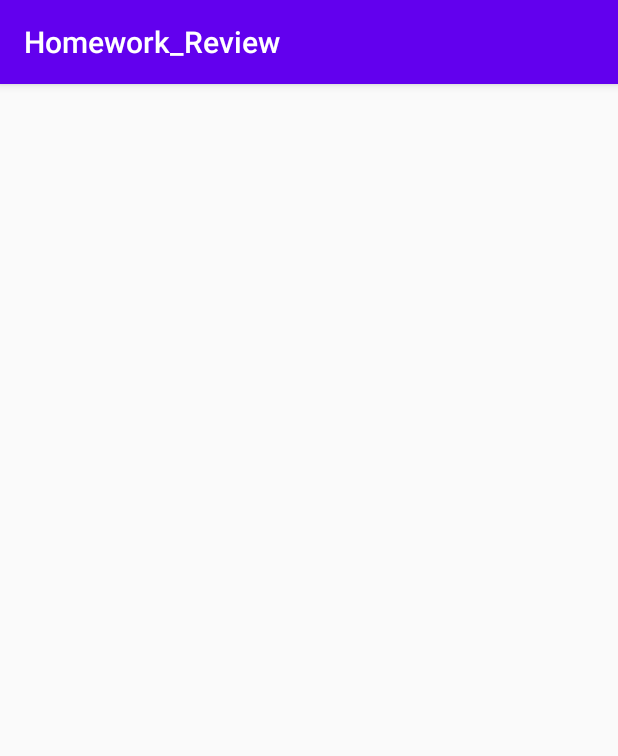
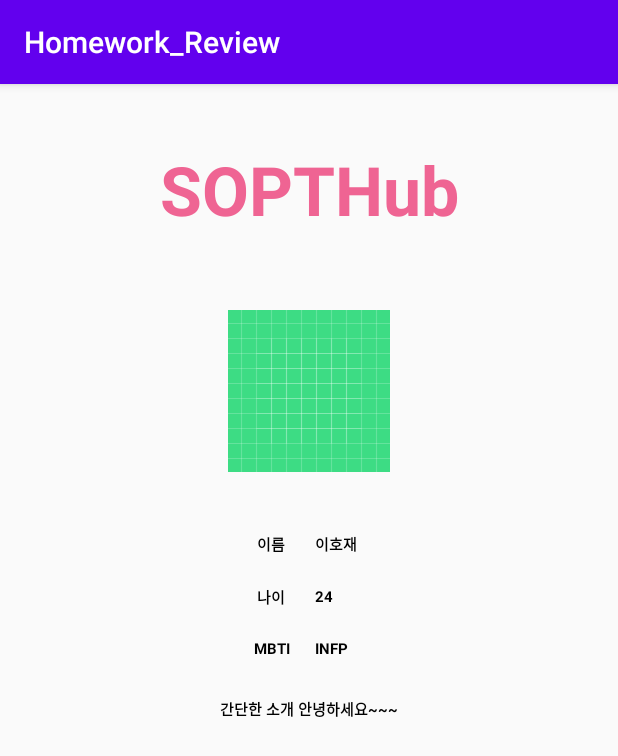
Before and after one commit to Grandelwald/Homework_Review2, an Android app: the HomeActivity screen opened directly, with no data from a screen before it, on a phone screen of 412 x 824 dp. Shown: the top 756 px of the screen. Run offline under Robolectric (Android 15) with nearby library versions, the phone set to English and light mode, and no system bars.

Commit message:
[UI] Home Activity xml 완성

```diff
--- a/app/src/main/res/layout/activity_home.xml
+++ b/app/src/main/res/layout/activity_home.xml
@@ -6,4 +6,150 @@
     android:layout_height="match_parent"
     tools:context=".HomeActivity">
 
+    <TextView
+        android:id="@+id/tv_app_name"
+        android:layout_width="0dp"
+        android:layout_height="wrap_content"
+        android:layout_marginStart="40dp"
+        android:layout_marginTop="40dp"
+        android:layout_marginEnd="40dp"
+        android:text="SOPTHub"
+        android:textAlignment="center"
+        android:textColor="#EF6493"
+        android:textSize="45sp"
+        android:textStyle="bold"
+        app:layout_constraintEnd_toEndOf="parent"
+        app:layout_constraintStart_toStartOf="parent"
+        app:layout_constraintTop_toTopOf="parent" />
+
+    <ImageView
+        android:id="@+id/iv_profile"
+        android:layout_width="wrap_content"
+        android:layout_height="wrap_content"
+        android:maxWidth="200dp"
+        android:maxHeight="200dp"
+        android:adjustViewBounds="true"
+        app:layout_constraintTop_toBottomOf="@+id/tv_app_name"
+        app:layout_constraintStart_toStartOf="parent"
+        app:layout_constraintEnd_toEndOf="parent"
+        android:layout_marginTop="50dp"
+        android:layout_marginLeft="100dp"
+        android:layout_marginRight="100dp"
+        android:src="@drawable/ic_launcher_background"
+        />
+
+    <TextView
+        android:id="@+id/tv_profile_name"
+        android:layout_width="0dp"
+        android:layout_height="wrap_content"
+        app:layout_constraintTop_toBottomOf="@id/iv_profile"
+        android:layout_marginTop="40dp"
+        app:layout_constraintStart_toStartOf="@id/iv_profile"
+        app:layout_constraintEnd_toEndOf="@id/iv_profile"
+        android:layout_marginRight="60dp"
+        android:layout_marginLeft="10dp"
+        android:text="이름"
+        android:textAlignment="center"
+        android:textColor="@color/black"
+        android:textStyle="bold"
+        android:textSize="10sp"
+        />
+
+    <TextView
+        android:layout_width="0dp"
+        android:layout_height="wrap_content"
+        app:layout_constraintTop_toTopOf="@id/tv_profile_name"
+        app:layout_constraintBottom_toBottomOf="@id/tv_profile_name"
+        app:layout_constraintStart_toEndOf="@id/tv_profile_name"
+        app:layout_constraintEnd_toEndOf="@id/iv_profile"
+        android:layout_marginLeft="10dp"
+        android:layout_marginRight="10dp"
+        android:text="이호재"
+        android:textAlignment="viewStart"
+        android:textColor="@color/black"
+        android:textStyle="bold"
+        android:textSize="10sp"
+        />
+
+    <TextView
+        android:id="@+id/tv_profile_age"
+        android:layout_width="0dp"
+        android:layout_height="wrap_content"
+        app:layout_constraintTop_toBottomOf="@id/tv_profile_name"
+        android:layout_marginTop="20dp"
+        app:layout_constraintStart_toStartOf="@id/iv_profile"
+        app:layout_constraintEnd_toEndOf="@id/iv_profile"
+        android:layout_marginRight="60dp"
+        android:layout_marginLeft="10dp"
+        android:text="나이"
+        android:textAlignment="center"
+        android:textColor="@color/black"
+        android:textStyle="bold"
+        android:textSize="10sp"
+        />
+
+    <TextView
+        android:layout_width="0dp"
+        android:layout_height="wrap_content"
+        app:layout_constraintTop_toTopOf="@id/tv_profile_age"
+        app:layout_constraintBottom_toBottomOf="@id/tv_profile_age"
+        app:layout_constraintStart_toEndOf="@id/tv_profile_age"
+        app:layout_constraintEnd_toEndOf="@id/iv_profile"
+        android:layout_marginLeft="10dp"
+        android:layout_marginRight="10dp"
+        android:text="24"
+        android:textAlignment="viewStart"
+        android:textColor="@color/black"
+        android:textSize="10sp"
+        android:textStyle="bold"
+        />
+
+    <TextView
+        android:id="@+id/tv_profile_MBTI"
+        android:layout_width="0dp"
+        android:layout_height="wrap_content"
+        app:layout_constraintTop_toBottomOf="@id/tv_profile_age"
+        android:layout_marginTop="20dp"
+        app:layout_constraintStart_toStartOf="@id/iv_profile"
+        app:layout_constraintEnd_toEndOf="@id/iv_profile"
+        android:layout_marginRight="60dp"
+        android:layout_marginLeft="10dp"
+        android:text="MBTI"
+        android:textAlignment="center"
+        android:textColor="@color/black"
+        android:textStyle="bold"
+        android:textSize="10sp"
+        />
+
+    <TextView
+        android:layout_width="0dp"
+        android:layout_height="wrap_content"
+        app:layout_constraintTop_toTopOf="@id/tv_profile_MBTI"
+        app:layout_constraintBottom_toBottomOf="@id/tv_profile_MBTI"
+        app:layout_constraintStart_toEndOf="@id/tv_profile_MBTI"
+        app:layout_constraintEnd_toEndOf="@id/iv_profile"
+        android:layout_marginStart="10dp"
+        android:layout_marginEnd="10dp"
+        android:text="INFP"
+        android:textAlignment="viewStart"
+        android:textColor="@color/black"
+        android:textSize="10sp"
+        android:textStyle="bold"
+        />
+
+    <TextView
+        android:layout_width="0dp"
+        android:layout_height="wrap_content"
+        android:text="간단한 소개 안녕하세요~~~"
+        android:textStyle="bold"
+        android:textSize="10dp"
+        android:textAlignment="center"
+        android:textColor="@color/black"
+        app:layout_constraintTop_toBottomOf="@id/tv_profile_MBTI"
+        android:layout_marginTop="25dp"
+        app:layout_constraintStart_toStartOf="parent"
+        app:layout_constraintEnd_toEndOf="parent"
+        android:layout_marginLeft="40dp"
+        android:layout_marginRight="40dp"
+        />
 </androidx.constraintlayout.widget.ConstraintLayout>
```
